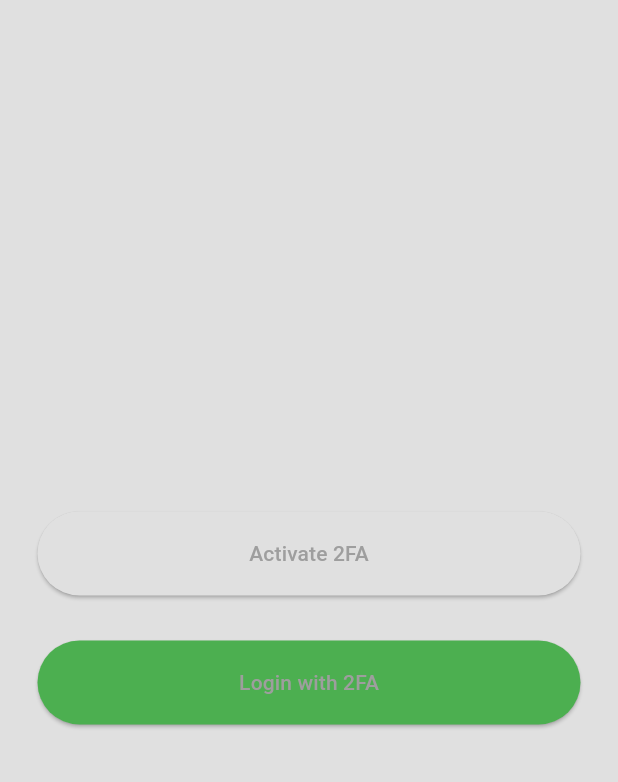
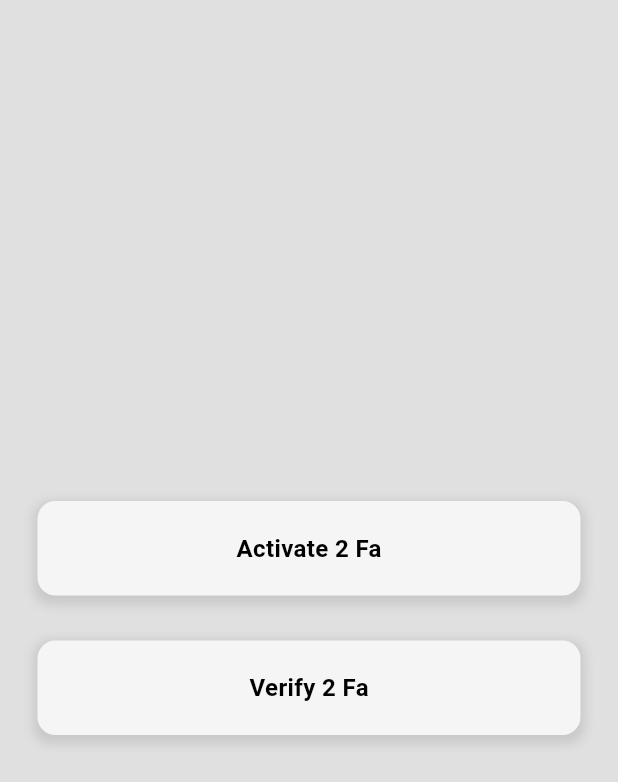
Before and after one commit to LyNNxMooon/Cyber-Security-Registration-System, a Flutter app: the ActivateTwoFaScreen screen opened directly with empty values, on a phone screen of 412 x 824 dp. Shown: the top 782 px of the screen. Run offline on Flutter 3.47's test engine with Material 3 defaults, Android fonts, the light colour scheme and no system bars; our stand-ins replace cached_network_image, circular_countdown_timer, firebase_auth, firebase_core, firebase_database, flutter_bloc and 2 more; missing offline and left inert: flutter_2fa, local_captcha; accounts and stored records are empty.

Commit message:
2 Fa update

```diff
--- a/lib/screens/activate_2fa_screen.dart
+++ b/lib/screens/activate_2fa_screen.dart
@@ -1,6 +1,7 @@
 // ignore_for_file: file_names, deprecated_member_use
 
 import 'package:cyber_clinic/screens/home_screen.dart';
+import 'package:cyber_clinic/widgets/button_widget.dart';
 import 'package:flutter/material.dart';
 import 'package:flutter_2fa/flutter_2fa.dart';
 
@@ -11,38 +12,27 @@ class ActivateTwoFaScreen extends StatelessWidget {
 
   @override
   Widget build(BuildContext context) {
-    return Center(
+    return Scaffold(
+      body: Center(
         child: Padding(
             padding: const EdgeInsets.all(25),
             child: Column(
               mainAxisAlignment: MainAxisAlignment.center,
               children: [
-              SizedBox(
-                  width: double.infinity,
-                  height: 56,
-                  child: ElevatedButton(
-                      onPressed: () {
-                        Flutter2FA().activate(
+                CustomButtonWidget(
+                    function: () => Flutter2FA().activate(
                         context: context,
                         appName: "Cyber Clinic",
-                            email: email);
-                      },
-                      child: const Text('Activate 2FA'))),
+                        email: email),
+                    functionName: "Activate 2 Fa"),
                 const SizedBox(height: 30),
-              SizedBox(
-                  width: double.infinity,
-                  height: 56,
-                  child: ElevatedButton(
-                    onPressed: () => Flutter2FA()
+                CustomButtonWidget(
+                    function: () => Flutter2FA()
                         .verify(context: context, page: const HomeScreen()),
-                    style: ButtonStyle(
-                      backgroundColor:
-                          MaterialStateProperty.all<Color>(Colors.green),
-                    ),
-                    child: const Text('Login with 2FA'),
-                  ))
+                    functionName: "Verify 2 Fa")
               ],
             )),
+      ),
     );
   }
 }
```
Also changed, not shown: lib/screens/verify_2fa_screen.dart (+7 -12 lines), lib/widgets/drawer_widget.dart (+7 -4 lines). Lines whose indentation alone changed are shown as unchanged.
